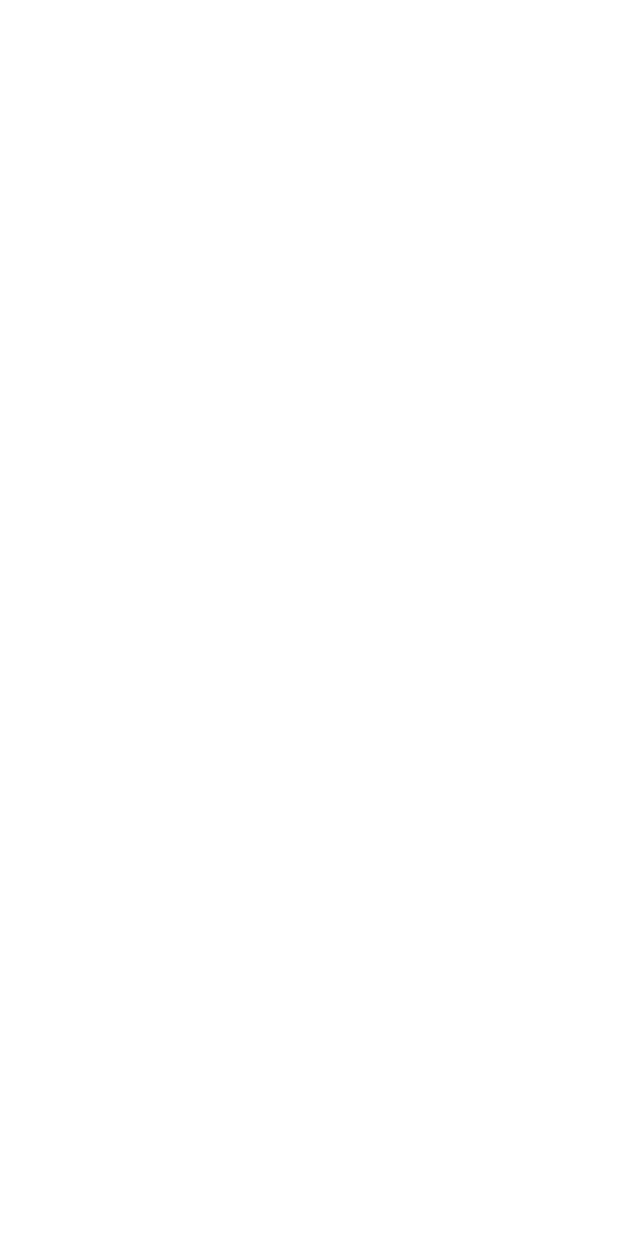
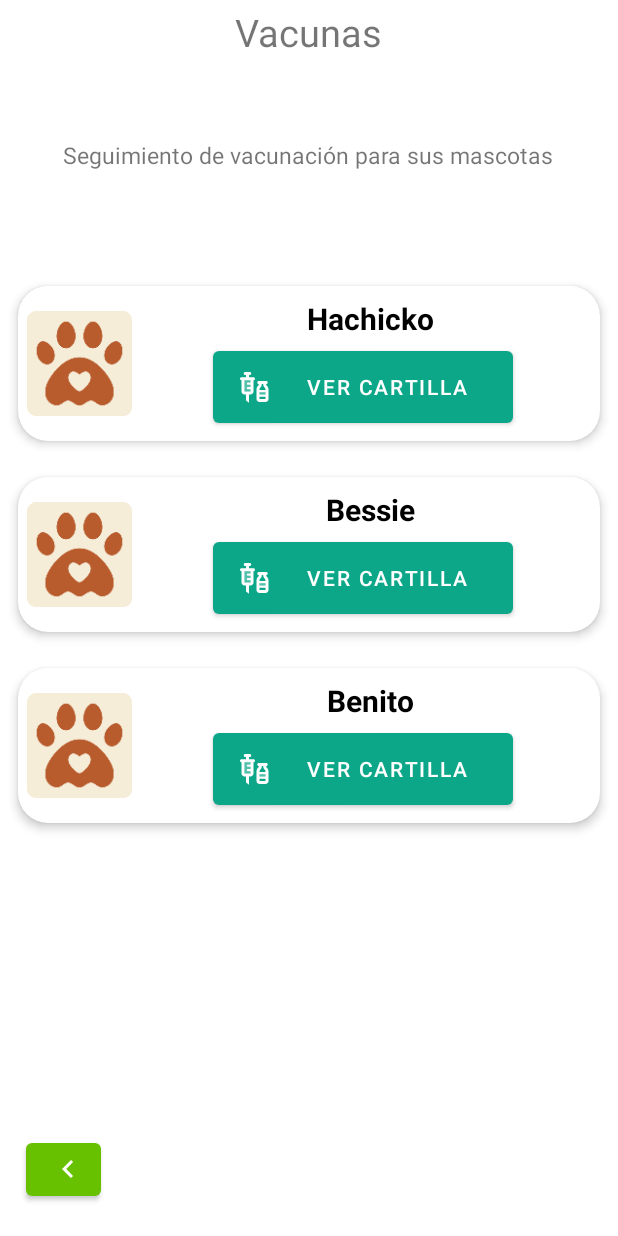
Before and after one commit to 2Angel000/cartillaAnimal, an Android app: the Vacunas screen opened directly, with no data from a screen before it, on a phone screen of 412 x 824 dp. Before the commit the screen is empty. Run offline under Robolectric (Android 15) with nearby library versions, the phone set to English and light mode, and no system bars.

Commit message:
Primer Commit con ListElementVacunas

```diff
--- a/app/src/main/java/com/itch/cartillaanimal/Mascotas.java
+++ b/app/src/main/java/com/itch/cartillaanimal/Mascotas.java
@@ -38,7 +38,7 @@ public class Mascotas extends AppCompatActivity {
 
     public void init(){
         elements = new ArrayList<>();
-        elements.add(new ListElement("Nombre: Hackico","Tipo: Perro","Edad: 6 Meses","Peso: 6.4 Kg"));
+        elements.add(new ListElement("Nombre: Hachicko","Tipo: Perro","Edad: 6 Meses","Peso: 6.4 Kg"));
         elements.add(new ListElement("Nombre: Bessie","Tipo: Conejo","Edad: 2 Años","Peso: 1.4 Kg"));
         elements.add(new ListElement("Nombre: Benito","Tipo: Gato","Edad: 1 mes","Peso: 700g"));
 
--- /dev/null
+++ b/app/src/main/java/com/itch/cartillaanimal/RecycleVacunas/ListAdapterVacunas.java
@@ -0,0 +1,60 @@
+package com.itch.cartillaanimal.RecycleVacunas;
+
+import android.content.Context;
+import android.view.LayoutInflater;
+import android.view.View;
+import android.view.ViewGroup;
+import android.widget.TextView;
+
+import androidx.annotation.NonNull;
+import androidx.recyclerview.widget.RecyclerView;
+
+import com.itch.cartillaanimal.ListAdapter;
+import com.itch.cartillaanimal.R;
+import java.util.List;
+
+public class ListAdapterVacunas extends RecyclerView.Adapter<ListAdapterVacunas.ViewHolder>{
+    private List<ListElementVacunas> mData;
+    private LayoutInflater mInflater;
+    private Context context;
+
+    public  ListAdapterVacunas(List<ListElementVacunas> itemList,Context context){
+        this.mInflater = LayoutInflater.from(context);
+        this.context = context;
+        this.mData = itemList;
+    }
+
+
+
+    public int getItemCount() {
+        return mData.size();
+    }
+
+
+    public ListAdapterVacunas.ViewHolder onCreateViewHolder(ViewGroup parent, int viewType) {
+        View view = mInflater.inflate(R.layout.list_element_vacuna,null);
+        return new ListAdapterVacunas.ViewHolder(view);
+    };
+
+    @Override
+    public void onBindViewHolder(final ListAdapterVacunas.ViewHolder holder, final int position) {
+        holder.binData(mData.get(position));
+    }
+
+    public void setItems(List<ListElementVacunas> items){mData = items;}
+
+
+    public class ViewHolder extends RecyclerView.ViewHolder{
+        TextView txtNombreMascota;
+        ViewHolder(View itemView) {
+            super(itemView);
+            txtNombreMascota = itemView.findViewById(R.id.txtNombreMascota);
+        }
+
+        void binData(ListElementVacunas item){
+            txtNombreMascota.setText(item.getNombreMascota());
+        }
+    }
+
+
+}
--- /dev/null
+++ b/app/src/main/java/com/itch/cartillaanimal/RecycleVacunas/ListElementVacunas.java
@@ -0,0 +1,17 @@
+package com.itch.cartillaanimal.RecycleVacunas;
+
+public class ListElementVacunas {
+    public String nombreMascota;
+
+    public ListElementVacunas(String nombreMascota){
+        this.nombreMascota = nombreMascota;
+    }
+
+    public String getNombreMascota() {
+        return nombreMascota;
+    }
+
+    public void setNombreMascota(String nombreMascota) {
+        this.nombreMascota = nombreMascota;
+    }
+}
--- a/app/src/main/java/com/itch/cartillaanimal/Vacunas.java
+++ b/app/src/main/java/com/itch/cartillaanimal/Vacunas.java
@@ -1,14 +1,55 @@
 package com.itch.cartillaanimal;
 
 import androidx.appcompat.app.AppCompatActivity;
+import androidx.recyclerview.widget.LinearLayoutManager;
+import androidx.recyclerview.widget.RecyclerView;
 
+import android.content.Intent;
 import android.os.Bundle;
+import android.view.View;
+import android.widget.Button;
+import android.widget.Toast;
+
+import com.itch.cartillaanimal.RecycleVacunas.ListAdapterVacunas;
+import com.itch.cartillaanimal.RecycleVacunas.ListElementVacunas;
+
+import java.util.ArrayList;
+import java.util.List;
 
 public class Vacunas extends AppCompatActivity {
+
+    List<ListElementVacunas> elements;
+    Button btnAtras;
 
     @Override
     protected void onCreate(Bundle savedInstanceState) {
         super.onCreate(savedInstanceState);
         setContentView(R.layout.activity_vacunas);
+        btnAtras = findViewById(R.id.btnAtras);
+
+        init();
+
+        btnAtras.setOnClickListener(new View.OnClickListener() {
+            @Override
+            public void onClick(View v) {
+                Toast.makeText(Vacunas.this, "Atras", Toast.LENGTH_SHORT).show();
+                Intent home = new Intent(Vacunas.this, Home.class);
+                startActivity(home);
+                finish();
+            }
+        });
+    }
+
+    public void init(){
+        elements = new ArrayList<>();
+        elements.add(new ListElementVacunas("Hachicko"));
+        elements.add(new ListElementVacunas("Bessie"));
+        elements.add(new ListElementVacunas("Benito"));
+
+        ListAdapterVacunas listAdapter = new ListAdapterVacunas(elements,this);
+        RecyclerView recyclerView = findViewById(R.id.listReciclerViewVacunas);
+        recyclerView.setHasFixedSize(true);
+        recyclerView.setLayoutManager(new LinearLayoutManager(this));
+        recyclerView.setAdapter(listAdapter);
     }
 }
--- a/app/src/main/res/layout/activity_vacunas.xml
+++ b/app/src/main/res/layout/activity_vacunas.xml
@@ -6,4 +6,60 @@
     android:layout_height="match_parent"
     tools:context=".Vacunas">
 
+    <TextView
+        android:id="@+id/titulo"
+        android:layout_width="match_parent"
+        android:layout_height="wrap_content"
+        android:layout_marginTop="4dp"
+        android:layout_marginEnd="1dp"
+        android:text="@string/vacunas"
+        android:gravity="center"
+        android:textSize="25dp"
+        app:layout_constraintEnd_toEndOf="parent"
+        app:layout_constraintHorizontal_bias="0.594"
+        app:layout_constraintStart_toStartOf="parent"
+        app:layout_constraintTop_toTopOf="parent" />
+
+    <TextView
+        android:id="@+id/mensaje"
+        android:layout_width="wrap_content"
+        android:layout_height="wrap_content"
+        android:layout_marginEnd="1dp"
+        android:text="@string/mensaje2"
+        android:textSize="15dp"
+        app:layout_constraintBottom_toTopOf="@+id/listReciclerViewVacunas"
+        app:layout_constraintEnd_toEndOf="parent"
+        app:layout_constraintStart_toStartOf="parent"
+        app:layout_constraintTop_toBottomOf="@+id/titulo"
+        app:layout_constraintVertical_bias="0.0" />
+
+    <androidx.recyclerview.widget.RecyclerView
+        android:id="@+id/listReciclerViewVacunas"
+        android:layout_width="408dp"
+        android:layout_height="590dp"
+        android:layout_marginStart="1dp"
+        android:layout_marginTop="10dp"
+        android:layout_marginEnd="1dp"
+        android:layout_marginBottom="1dp"
+        app:layout_constraintBottom_toBottomOf="parent"
+        app:layout_constraintEnd_toEndOf="parent"
+        app:layout_constraintStart_toStartOf="parent"
+        app:layout_constraintTop_toBottomOf="@+id/mensaje"
+        app:layout_constraintVertical_bias="1.0" />
+
+    <Button
+        android:id="@+id/btnAtras"
+        android:layout_width="50dp"
+        android:layout_height="47dp"
+        android:layout_marginLeft="1dp"
+        android:drawableLeft="@drawable/ic_atras"
+        android:textColor="@android:color/white"
+        app:backgroundTint="@color/C_check"
+        app:layout_constraintBottom_toBottomOf="parent"
+        app:layout_constraintEnd_toEndOf="parent"
+        app:layout_constraintHorizontal_bias="0.044"
+        app:layout_constraintStart_toStartOf="parent"
+        app:layout_constraintTop_toTopOf="parent"
+        app:layout_constraintVertical_bias="0.973" />
+
 </androidx.constraintlayout.widget.ConstraintLayout>
--- a/app/src/main/res/layout/list_element_vacuna.xml
+++ b/app/src/main/res/layout/list_element_vacuna.xml
@@ -35,7 +35,7 @@
                 app:srcCompat="@mipmap/ic_img_default" />
 
             <LinearLayout
-                android:id="@+id/linearLayout"
+                android:id="@+id/linearLayoutVacuna"
                 android:layout_width="wrap_content"
                 android:layout_height="wrap_content"
                 android:layout_alignParentTop="true"
@@ -58,17 +58,16 @@
                     android:textStyle="bold" />
 
                 <Button
-                    android:id="@+id/btnEditar"
+                    android:id="@+id/btnCartilla"
                     android:layout_width="200dp"
                     android:layout_height="60dp"
-                    android:text="@string/editar"
+                    android:text="@string/btnCartilla"
                     android:gravity="center"
                     android:drawableLeft="@drawable/ic_vacuna"
-
                     android:textColor="@android:color/white"
                     app:backgroundTint="@color/C_registro"
                     android:layout_toEndOf="@+id/iconImageView"
-                    android:layout_marginLeft="14dp"
+                    android:layout_marginLeft="50dp"
                     app:layout_constraintBottom_toBottomOf="parent"
                     app:layout_constraintEnd_toEndOf="parent"
                     app:layout_constraintStart_toStartOf="parent"
--- a/app/src/main/res/values/strings.xml
+++ b/app/src/main/res/values/strings.xml
@@ -43,4 +43,9 @@
     <string name="editar">Editar</string>
     <string name="eliminar">Eliminar</string>
 
+    <string name="vacunas">Vacunas</string>
+    <string name="mensaje2">Seguimiento de vacunación para sus mascotas</string>
+    <string name="btnCartilla">Ver Cartilla</string>
+
+
 </resources>
```
